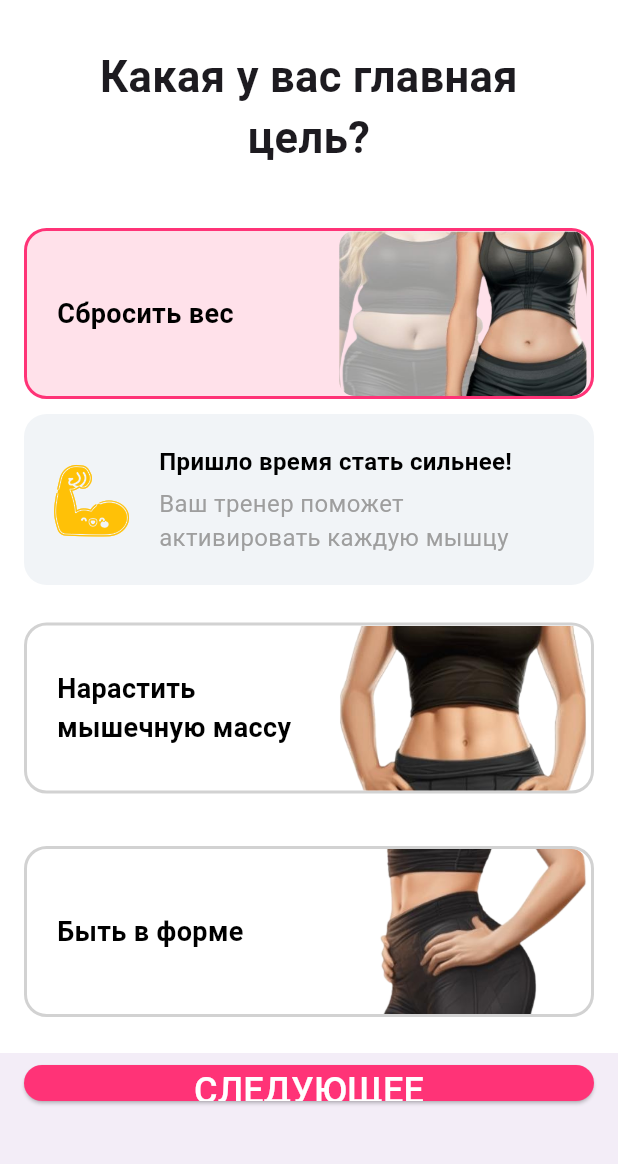
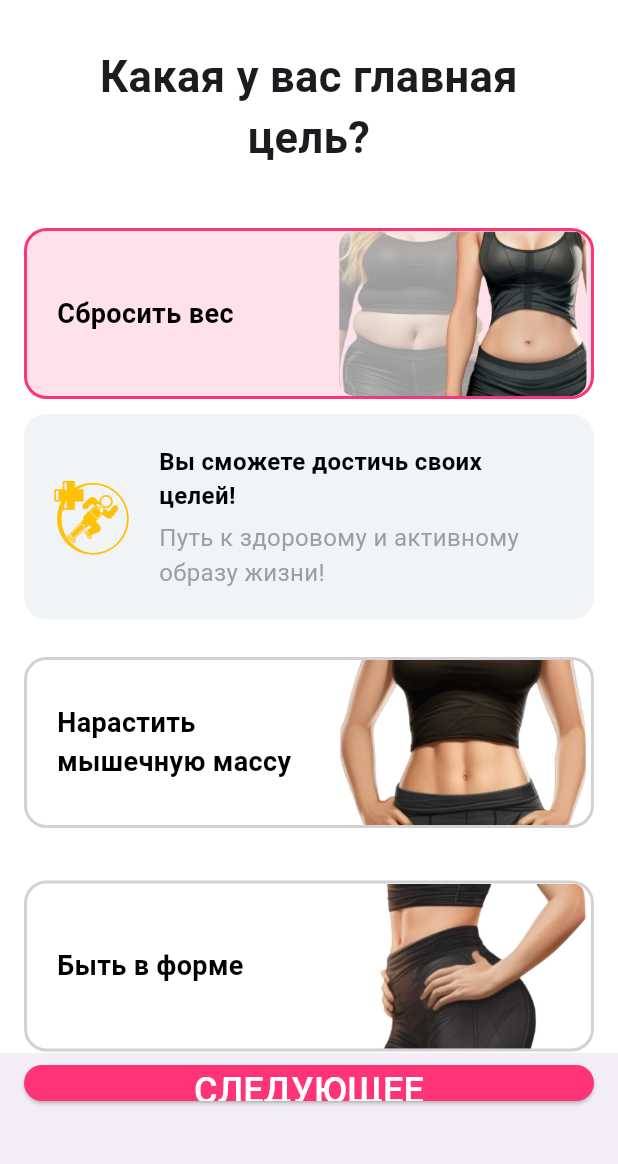
Before and after one commit to Zakirov-Yuriy/flutter_fitnes_live, a Flutter app: the SolePurpose screen opened directly, after a tap on "Сбросить вес", on a phone screen of 412 x 824 dp, the part 63-1227 px from its top. Run offline on Flutter 3.47's test engine with Material 3 defaults, Android fonts, the phone set to English and light mode, and no system bars.

Commit message:
init samrt screen

```diff
--- a/lib/costom_icons.dart
+++ b/lib/costom_icons.dart
@@ -1,3 +1,10 @@
+/// Flutter icons CostomIcons
+/// Copyright (C) 2023 by original authors @ fluttericon.com, fontello.com
+/// This font was generated by FlutterIcon.com, which is derived from Fontello.
+///
+/// To use this font, place it in your fonts/ directory and include the
+/// following in your pubspec.yaml
+///
 /// flutter:
 ///   fonts:
 ///    - family:  CostomIcons
@@ -16,4 +23,8 @@ class CostomIcons {
 
   static const IconData muscle_wd7nyxe8dhrx =
       IconData(0xe800, fontFamily: _kFontFam, fontPackage: _kFontPkg);
+  static const IconData success_ifcteb55zwwt =
+      IconData(0xe801, fontFamily: _kFontFam, fontPackage: _kFontPkg);
+  static const IconData sports_4fzqtvt977t1 =
+      IconData(0xe802, fontFamily: _kFontFam, fontPackage: _kFontPkg);
 }
--- a/lib/screens/sole_purpose_screen.dart
+++ b/lib/screens/sole_purpose_screen.dart
@@ -5,6 +5,8 @@
 
 // Импорт необходимых библиотек и виджетов
 import 'package:flutter/material.dart';
+import 'package:flutter_fitnes_live/costom_icons.dart';
+import 'package:flutter_fitnes_live/screens/smart_exercise_screen.dart';
 import 'package:flutter_fitnes_live/widgets/sole%20purpose/sole_purpose_widget.dart';
 
 // Виджет для экрана выбора главной цели
@@ -58,6 +60,9 @@ class _SolePurposeState extends State<SolePurpose> {
                 imagePath: 'assets/images/snap1.png',
                 isSelected: openedWidgetIndex == 0,
                 onTap: () => updateOpenedWidgetIndex(0),
+                additionalText: 'Вы сможете достичь своих целей!',
+                additionalSubText: 'Путь к здоровому и активному образу жизни!',
+                customIcon: CostomIcons.sports_4fzqtvt977t1,
               ),
               SizedBox(height: 25.0),
               SolePurposeWidget(
@@ -65,6 +70,9 @@ class _SolePurposeState extends State<SolePurpose> {
                 imagePath: 'assets/images/snap2.png',
                 isSelected: openedWidgetIndex == 1,
                 onTap: () => updateOpenedWidgetIndex(1),
+                additionalText: 'Пришло время стать сильнее!',
+                additionalSubText:
+                    'Ваш тренер поможет активировать каждую мышцу!',
               ),
               SizedBox(height: 25.0),
               SolePurposeWidget(
@@ -72,6 +80,10 @@ class _SolePurposeState extends State<SolePurpose> {
                 imagePath: 'assets/images/snap3.png',
                 isSelected: openedWidgetIndex == 2,
                 onTap: () => updateOpenedWidgetIndex(2),
+                additionalText: 'Путеводитель по здоровому образу жизни!',
+                additionalSubText:
+                    'Добро пожаловать в мир здоровья и активности!',
+                customIcon: CostomIcons.success_ifcteb55zwwt,
               ),
             ],
           ),
@@ -85,6 +97,10 @@ class _SolePurposeState extends State<SolePurpose> {
           child: ElevatedButton(
             onPressed: isButtonEnabled
                 ? () {
+                    Navigator.push(
+                      context,
+                      MaterialPageRoute(builder: (context) => SmartExercise()),
+                    );
                     setState(() {
                       completedAnswers++;
                     });
--- a/lib/widgets/sole purpose/sole_purpose_widget.dart
+++ b/lib/widgets/sole purpose/sole_purpose_widget.dart
@@ -10,10 +10,15 @@ import 'package:flutter_fitnes_live/costom_icons.dart';
 
 // Виджет для отображения элемента выбора цели
 class SolePurposeWidget extends StatefulWidget {
-  final String labelText; // Текстовое описание цели
-  final String imagePath; // Путь к изображению цели
-  final bool isSelected; // Флаг выбора цели
-  final VoidCallback onTap; // Callback-функция при нажатии на виджет
+  final String labelText;
+  final String imagePath;
+  final bool isSelected;
+  final VoidCallback onTap;
+  final String additionalText;
+  final String additionalSubText;
+  final Color iconColor;
+  final Color textColor;
+  final IconData? customIcon; // Добавлен параметр для кастомной иконки
 
   SolePurposeWidget({
     Key? key,
@@ -21,13 +26,18 @@ class SolePurposeWidget extends StatefulWidget {
     required this.imagePath,
     required this.isSelected,
     required this.onTap,
+    this.additionalText = '',
+    this.iconColor = Colors.amber,
+    this.textColor = Colors.black,
+    this.customIcon,
+    required this.additionalSubText,
+    // Добавлен параметр
   }) : super(key: key);
 
   @override
   _SolePurposeWidgetState createState() => _SolePurposeWidgetState();
 }
 
-// Состояние виджета выбора цели
 class _SolePurposeWidgetState extends State<SolePurposeWidget> {
   @override
   Widget build(BuildContext context) {
@@ -84,14 +94,21 @@ class _SolePurposeWidgetState extends State<SolePurposeWidget> {
                 borderRadius: BorderRadius.circular(15),
                 color: const Color.fromRGBO(241, 244, 247, 1),
               ),
-              child: const Row(
+              child: Row(
                 mainAxisAlignment: MainAxisAlignment.start,
                 children: [
-                  Icon(
-                    CostomIcons.muscle_wd7nyxe8dhrx,
-                    color: Colors.amber,
-                    size: 50,
-                  ),
+                  if (widget.customIcon == null)
+                    Icon(
+                      CostomIcons.muscle_wd7nyxe8dhrx,
+                      color: widget.iconColor,
+                      size: 50,
+                    )
+                  else
+                    Icon(
+                      widget.customIcon,
+                      color: widget.iconColor,
+                      size: 50,
+                    ),
                   SizedBox(width: 20),
                   Expanded(
                     child: SingleChildScrollView(
@@ -99,15 +116,16 @@ class _SolePurposeWidgetState extends State<SolePurposeWidget> {
                         crossAxisAlignment: CrossAxisAlignment.start,
                         children: [
                           Text(
-                            'Пришло время стать сильнее!',
+                            widget.additionalText,
                             style: TextStyle(
-                                fontSize: 16,
-                                color: Colors.black,
-                                fontWeight: FontWeight.bold),
+                              fontSize: 16,
+                              color: widget.textColor,
+                              fontWeight: FontWeight.bold,
+                            ),
                           ),
                           SizedBox(height: 5),
                           Text(
-                            'Ваш тренер поможет активировать каждую мышцу',
+                            widget.additionalSubText,
                             style: TextStyle(
                               fontSize: 16,
                               color: Colors.grey,
```
Also changed, not shown: lib/screens/smart_exercise_screen.dart (added, +91 -0 lines), lib/widgets/question answer/question_answer_widget.dart (+6 -3 lines), assets/fonts/CostomIcons.ttf, assets/images/Kettlebell.png (deleted), assets/images/poza.png (added).
